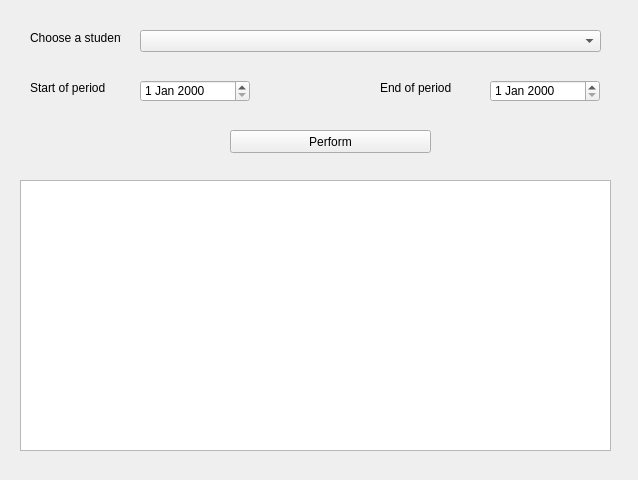
The window that view/student/mstudent.ui (Nastya-Dlusskaya/Corse-Work) describes before a commit, drawn with Qt 5.
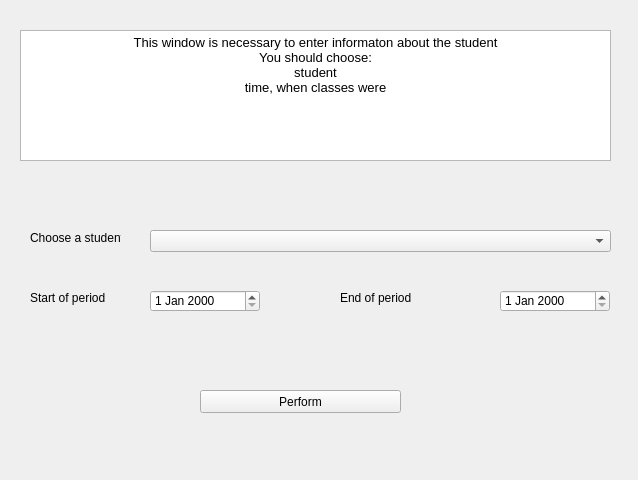
The same window after the commit. Icons and pictures are not drawn.

Patch:
```diff
--- a/view/student/mstudent.ui
+++ b/view/student/mstudent.ui
@@ -20,11 +20,14 @@
   <property name="layoutDirection">
    <enum>Qt::LeftToRight</enum>
   </property>
+  <property name="styleSheet">
+   <string notr="true"/>
+  </property>
   <widget class="QComboBox" name="comboBox">
    <property name="geometry">
     <rect>
-     <x>140</x>
-     <y>30</y>
+     <x>150</x>
+     <y>230</y>
      <width>461</width>
      <height>22</height>
     </rect>
@@ -33,12 +36,15 @@
   <widget class="QPushButton" name="pushButton">
    <property name="geometry">
     <rect>
-     <x>230</x>
-     <y>130</y>
+     <x>200</x>
+     <y>390</y>
      <width>201</width>
      <height>23</height>
     </rect>
    </property>
+   <property name="styleSheet">
+    <string notr="true"/>
+   </property>
    <property name="text">
     <string>Perform</string>
    </property>
@@ -49,8 +55,8 @@
   <widget class="QDateEdit" name="dateEdit">
    <property name="geometry">
     <rect>
-     <x>140</x>
-     <y>80</y>
+     <x>150</x>
+     <y>290</y>
      <width>110</width>
      <height>22</height>
     </rect>
@@ -60,17 +66,30 @@
    <property name="geometry">
     <rect>
      <x>20</x>
-     <y>180</y>
+     <y>30</y>
      <width>591</width>
-     <height>271</height>
+     <height>131</height>
     </rect>
    </property>
+   <property name="styleSheet">
+    <string notr="true"/>
+   </property>
+   <property name="html">
+    <string>&lt;!DOCTYPE HTML PUBLIC &quot;-//W3C//DTD HTML 4.0//EN&quot; &quot;http://www.w3.org/TR/REC-html40/strict.dtd&quot;&gt;
+&lt;html&gt;&lt;head&gt;&lt;meta name=&quot;qrichtext&quot; content=&quot;1&quot; /&gt;&lt;style type=&quot;text/css&quot;&gt;
+p, li { white-space: pre-wrap; }
+&lt;/style&gt;&lt;/head&gt;&lt;body style=&quot; font-family:'MS Shell Dlg 2'; font-size:8.25pt; font-weight:400; font-style:normal;&quot;&gt;
+&lt;p align=&quot;center&quot; style=&quot; margin-top:0px; margin-bottom:0px; margin-left:0px; margin-right:0px; -qt-block-indent:0; text-indent:0px;&quot;&gt;&lt;span style=&quot; font-size:10pt;&quot;&gt;This window is necessary to enter informaton about the student&lt;/span&gt;&lt;/p&gt;
+&lt;p align=&quot;center&quot; style=&quot; margin-top:0px; margin-bottom:0px; margin-left:0px; margin-right:0px; -qt-block-indent:0; text-indent:0px;&quot;&gt;&lt;span style=&quot; font-size:10pt;&quot;&gt;You should choose:&lt;/span&gt;&lt;/p&gt;
+&lt;p align=&quot;center&quot; style=&quot; margin-top:0px; margin-bottom:0px; margin-left:0px; margin-right:0px; -qt-block-indent:0; text-indent:0px;&quot;&gt;&lt;span style=&quot; font-size:10pt;&quot;&gt;student&lt;/span&gt;&lt;/p&gt;
+&lt;p align=&quot;center&quot; style=&quot; margin-top:0px; margin-bottom:0px; margin-left:0px; margin-right:0px; -qt-block-indent:0; text-indent:0px;&quot;&gt;&lt;span style=&quot; font-size:10pt;&quot;&gt;time, when classes were&lt;/span&gt;&lt;/p&gt;&lt;/body&gt;&lt;/html&gt;</string>
+   </property>
   </widget>
   <widget class="QDateEdit" name="dateEdit_2">
    <property name="geometry">
     <rect>
-     <x>490</x>
-     <y>80</y>
+     <x>500</x>
+     <y>290</y>
      <width>110</width>
      <height>22</height>
     </rect>
@@ -80,7 +99,7 @@
    <property name="geometry">
     <rect>
      <x>30</x>
-     <y>30</y>
+     <y>230</y>
      <width>91</width>
      <height>16</height>
     </rect>
@@ -93,7 +112,7 @@
    <property name="geometry">
     <rect>
      <x>30</x>
-     <y>80</y>
+     <y>290</y>
      <width>81</width>
      <height>16</height>
     </rect>
@@ -105,8 +124,8 @@
   <widget class="QLabel" name="label_3">
    <property name="geometry">
     <rect>
-     <x>380</x>
-     <y>80</y>
+     <x>340</x>
+     <y>290</y>
      <width>71</width>
      <height>16</height>
     </rect>
```
